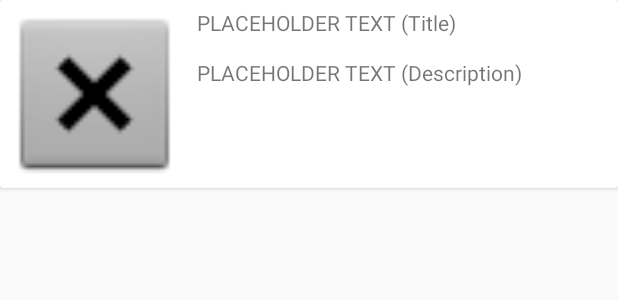
After one commit to zheng-jj/T03_Team_3_MAD, an Android app: the layout searchcardview.xml on its own in the app's theme, with its tools: preview values and no code run, on a phone screen of 412 x 824 dp. The commit adds this screen. Shown: the top 300 px of the screen. Run offline under Robolectric (Android 15) with nearby library versions, the phone set to English and light mode, and no system bars.

Commit message:
search layout

```diff
--- /dev/null
+++ b/app/src/main/res/layout/searchcardview.xml
@@ -0,0 +1,43 @@
+<?xml version="1.0" encoding="utf-8"?>
+<androidx.cardview.widget.CardView xmlns:android="http://schemas.android.com/apk/res/android"
+    xmlns:app="http://schemas.android.com/apk/res-auto"
+    android:layout_width="match_parent"
+    android:layout_height="125dp"
+    android:orientation="vertical"
+    android:weightSum="100">
+
+    <LinearLayout
+        android:layout_width="match_parent"
+        android:layout_height="match_parent"
+        android:orientation="horizontal"
+        android:weightSum="100">
+
+        <ImageView
+            android:id="@+id/imageView"
+            android:layout_width="126dp"
+            android:layout_height="match_parent"
+            app:srcCompat="@android:drawable/btn_dialog" />
+
+        <LinearLayout
+            android:layout_width="match_parent"
+            android:layout_height="match_parent"
+            android:orientation="vertical"
+            android:weightSum="100">
+
+            <TextView
+                android:id="@+id/textView2"
+                android:layout_width="match_parent"
+                android:layout_height="33dp"
+                android:padding="5dp"
+                android:text="PLACEHOLDER TEXT (Title)" />
+
+            <TextView
+                android:id="@+id/textView3"
+                android:layout_width="match_parent"
+                android:layout_height="match_parent"
+                android:padding="5dp"
+                android:text="PLACEHOLDER TEXT (Description)" />
+        </LinearLayout>
+    </LinearLayout>
+
+</androidx.cardview.widget.CardView>
```
Also changed, not shown: app/src/main/java/com/example/t03team3mad/MainActivity.java (+10 -0 lines), app/src/main/java/com/example/t03team3mad/searchbarFragment.java (added, +21 -0 lines), app/src/main/res/layout/fragment_searchbar.xml (added, +48 -0 lines).
